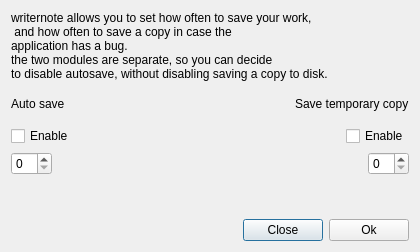
The window that src/restore_file/ui/setting_restore_ui.ui (giacomogroppi/writernote-qt) describes before a commit, drawn with Qt 5.
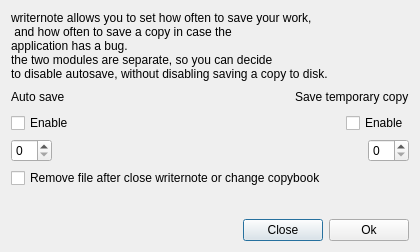
The same window after the commit.

Diff of the .ui file:
```diff
--- a/src/restore_file/ui/setting_restore_ui.ui
+++ b/src/restore_file/ui/setting_restore_ui.ui
@@ -116,6 +116,13 @@
      </item>
     </layout>
    </item>
+   <item>
+    <widget class="QCheckBox" name="checkBox_remove">
+     <property name="text">
+      <string>Remove file after close writernote or change copybook</string>
+     </property>
+    </widget>
+   </item>
    <item>
     <widget class="QLabel" name="label_message">
      <property name="text">
```
